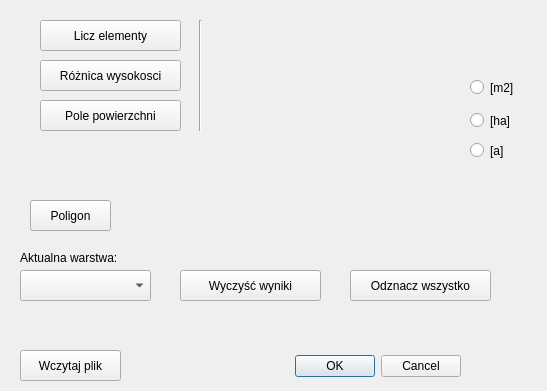
Qt form proj_2/proj_2_dialog_base.ui (jj03141/wtyczka-qgis) before a commit.
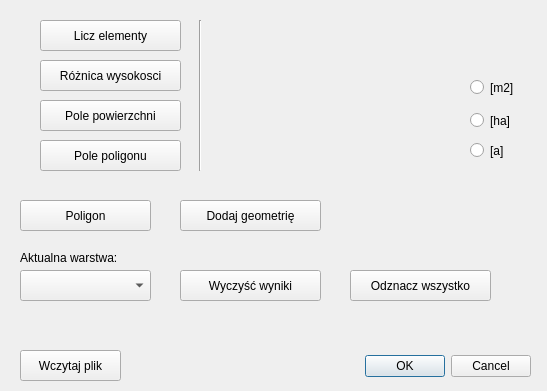
The same form after that commit. Custom widgets are drawn as their Qt base class.

Commit message: dodanie utworzenia warstwy tymczasowej z geometria (do poprawy)

```diff
--- a/proj_2/proj_2_dialog_base.ui
+++ b/proj_2/proj_2_dialog_base.ui
@@ -16,7 +16,7 @@
   <widget class="QDialogButtonBox" name="button_box">
    <property name="geometry">
     <rect>
-     <x>120</x>
+     <x>190</x>
      <y>350</y>
      <width>341</width>
      <height>32</height>
@@ -113,7 +113,7 @@
      <x>190</x>
      <y>20</y>
      <width>20</width>
-     <height>111</height>
+     <height>151</height>
     </rect>
    </property>
    <property name="orientation">
@@ -146,10 +146,10 @@
   <widget class="QLabel" name="label_error">
    <property name="geometry">
     <rect>
-     <x>30</x>
-     <y>140</y>
-     <width>191</width>
-     <height>41</height>
+     <x>140</x>
+     <y>350</y>
+     <width>211</width>
+     <height>31</height>
     </rect>
    </property>
    <property name="text">
@@ -198,9 +198,9 @@
   <widget class="QPushButton" name="pushButton_poligon">
    <property name="geometry">
     <rect>
-     <x>30</x>
+     <x>20</x>
      <y>200</y>
-     <width>81</width>
+     <width>131</width>
      <height>31</height>
     </rect>
    </property>
@@ -211,8 +211,8 @@
   <widget class="QLabel" name="label_poligon">
    <property name="geometry">
     <rect>
-     <x>170</x>
-     <y>190</y>
+     <x>360</x>
+     <y>200</y>
      <width>121</width>
      <height>41</height>
     </rect>
@@ -260,6 +260,45 @@
     <string>Wczytaj plik</string>
    </property>
   </widget>
+  <widget class="QPushButton" name="pushButton_geometria">
+   <property name="geometry">
+    <rect>
+     <x>180</x>
+     <y>200</y>
+     <width>141</width>
+     <height>31</height>
+    </rect>
+   </property>
+   <property name="text">
+    <string>Dodaj geometrię</string>
+   </property>
+  </widget>
+  <widget class="QPushButton" name="pushButton_pole_poligonu">
+   <property name="geometry">
+    <rect>
+     <x>40</x>
+     <y>140</y>
+     <width>141</width>
+     <height>31</height>
+    </rect>
+   </property>
+   <property name="text">
+    <string>Pole poligonu</string>
+   </property>
+  </widget>
+  <widget class="QLabel" name="label_pole_poligonu">
+   <property name="geometry">
+    <rect>
+     <x>240</x>
+     <y>140</y>
+     <width>211</width>
+     <height>31</height>
+    </rect>
+   </property>
+   <property name="text">
+    <string/>
+   </property>
+  </widget>
  </widget>
  <customwidgets>
   <customwidget>
```
The commit also changes 3 other files.
